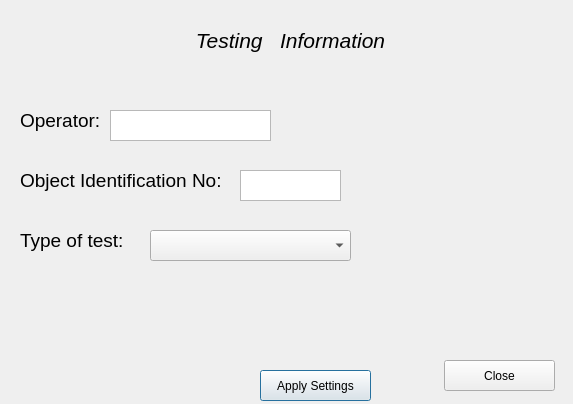
Above: GUI/testselection.ui from AudreyFrancisco/SingleLadderQualification before the change. Below: the same form after it.
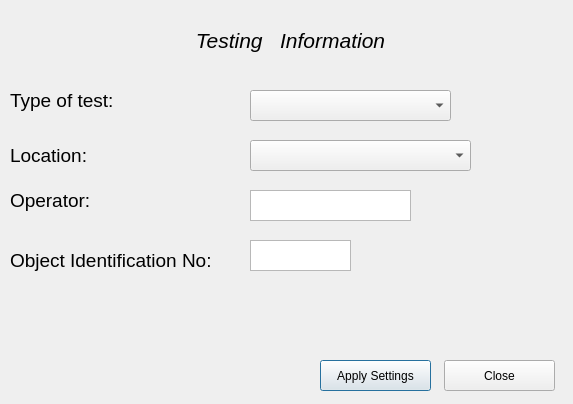
That is the form after the change.

Patch:
```diff
--- a/GUI/testselection.ui
+++ b/GUI/testselection.ui
@@ -35,8 +35,8 @@
   <widget class="QLabel" name="testtype">
    <property name="geometry">
     <rect>
-     <x>20</x>
-     <y>230</y>
+     <x>10</x>
+     <y>90</y>
      <width>111</width>
      <height>21</height>
     </rect>
@@ -53,8 +53,8 @@
   <widget class="QLabel" name="operatorlaber">
    <property name="geometry">
     <rect>
-     <x>20</x>
-     <y>100</y>
+     <x>10</x>
+     <y>180</y>
      <width>81</width>
      <height>41</height>
     </rect>
@@ -71,8 +71,8 @@
   <widget class="QLabel" name="idnumber">
    <property name="geometry">
     <rect>
-     <x>20</x>
-     <y>160</y>
+     <x>10</x>
+     <y>240</y>
      <width>211</width>
      <height>41</height>
     </rect>
@@ -89,8 +89,8 @@
   <widget class="QPushButton" name="settings">
    <property name="geometry">
     <rect>
-     <x>260</x>
-     <y>370</y>
+     <x>320</x>
+     <y>360</y>
      <width>111</width>
      <height>31</height>
     </rect>
@@ -102,8 +102,8 @@
   <widget class="QTextEdit" name="operatorstring">
    <property name="geometry">
     <rect>
-     <x>110</x>
-     <y>110</y>
+     <x>250</x>
+     <y>190</y>
      <width>161</width>
      <height>31</height>
     </rect>
@@ -112,8 +112,8 @@
   <widget class="QTextEdit" name="id">
    <property name="geometry">
     <rect>
-     <x>240</x>
-     <y>170</y>
+     <x>250</x>
+     <y>240</y>
      <width>101</width>
      <height>31</height>
     </rect>
@@ -122,8 +122,8 @@
   <widget class="QComboBox" name="typeoftest">
    <property name="geometry">
     <rect>
-     <x>150</x>
-     <y>230</y>
+     <x>250</x>
+     <y>90</y>
      <width>201</width>
      <height>31</height>
     </rect>
@@ -197,6 +197,36 @@
     <string>Close</string>
    </property>
   </widget>
+  <widget class="QLabel" name="label">
+   <property name="geometry">
+    <rect>
+     <x>10</x>
+     <y>140</y>
+     <width>111</width>
+     <height>31</height>
+    </rect>
+   </property>
+   <property name="font">
+    <font>
+     <pointsize>14</pointsize>
+     <weight>50</weight>
+     <bold>false</bold>
+    </font>
+   </property>
+   <property name="text">
+    <string>Location:</string>
+   </property>
+  </widget>
+  <widget class="QComboBox" name="databaselocation">
+   <property name="geometry">
+    <rect>
+     <x>250</x>
+     <y>140</y>
+     <width>221</width>
+     <height>31</height>
+    </rect>
+   </property>
+  </widget>
  </widget>
  <resources/>
  <connections/>
```
Left out of the diff: 2 changed lines with no effect on the pictures.
